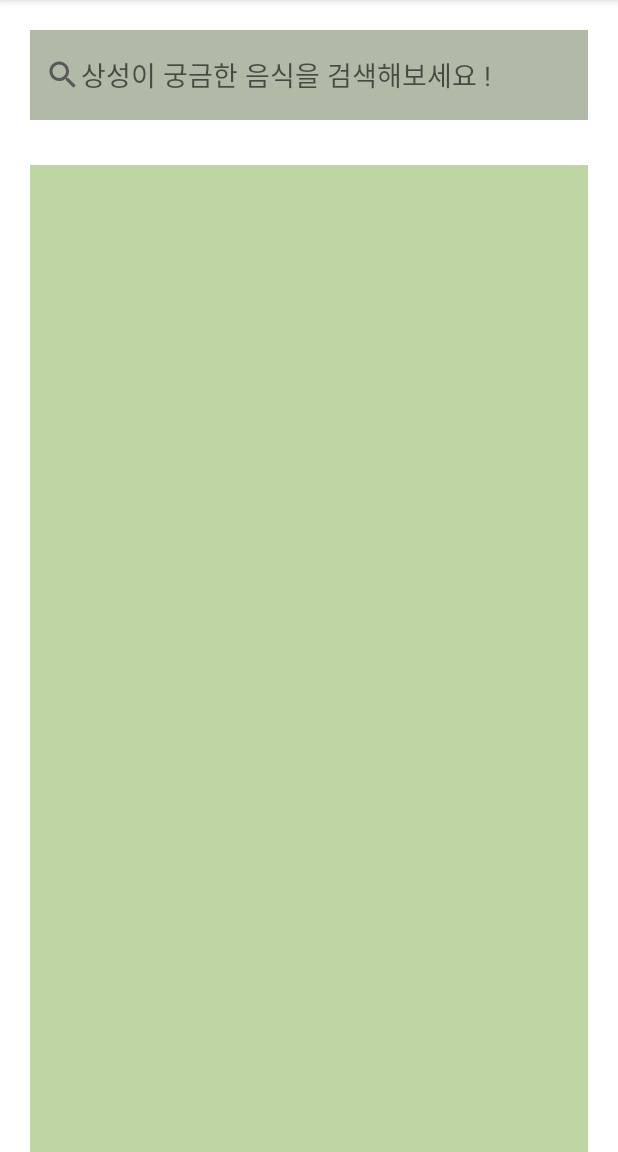
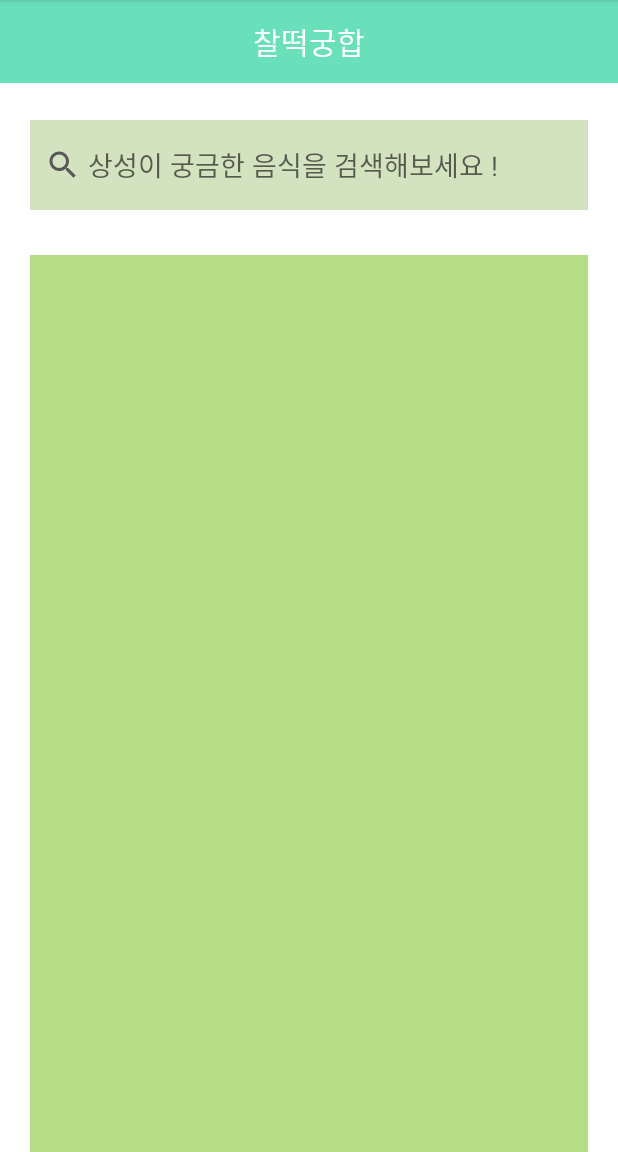
Before and after one commit to SMU-2021-1-SWProjects/LittleForest, an Android app: the screen it shows after launch (searchfood), on a phone screen of 412 x 824 dp, the part 84-1236 px from its top. Run offline under Robolectric (Android 15) with nearby library versions, the phone set to English and light mode, and no system bars; our stand-ins replace Firebase (no records; nobody signed in at launch, a user with empty details on screens opened directly).

Commit message:
HDH 업데이트

```diff
--- a/app/src/main/res/layout/activity_searchfood.xml
+++ b/app/src/main/res/layout/activity_searchfood.xml
@@ -5,28 +5,29 @@
     android:layout_height="match_parent"
     tools:context=".searchfood">
 
+    <include layout="@layout/toolbar"/>
+
     <AutoCompleteTextView
         android:id="@+id/txtsearch"
         android:layout_width="match_parent"
         android:layout_height="60dp"
         android:layout_marginStart="20dp"
-        android:layout_marginTop="20dp"
+        android:layout_marginTop="80dp"
         android:layout_marginEnd="20dp"
         android:layout_marginBottom="20dp"
-        android:background="#B1BAA6"
-        android:hint="상성이 궁금한 음식을 검색해보세요 !"
+        android:background="#D3E3C0"
         android:drawableLeft="@drawable/ic_baseline_search_24"
+        android:hint=" 상성이 궁금한 음식을 검색해보세요 !"
         android:padding="10dp"></AutoCompleteTextView>
 
     <ListView
         android:id="@+id/listData"
         android:layout_width="match_parent"
         android:layout_height="match_parent"
+        android:layout_below="@+id/txtsearch"
         android:layout_marginLeft="20dp"
+        android:layout_marginTop="10dp"
         android:layout_marginRight="20dp"
-        android:layout_marginTop="10dp"
-        android:background="#BED6A3"
-        android:layout_below="@+id/txtsearch"
-        ></ListView>
+        android:background="#B4DD86"></ListView>
 
 </RelativeLayout>
--- /dev/null
+++ b/app/src/main/res/layout/toolbar.xml
@@ -0,0 +1,46 @@
+<?xml version="1.0" encoding="utf-8"?>
+<!--툴바-->
+<!--액션바는 기기마다 지원이 다르지만 툴바는 모든 기기 공통-->
+
+<androidx.coordinatorlayout.widget.CoordinatorLayout xmlns:android="http://schemas.android.com/apk/res/android"
+    xmlns:app="http://schemas.android.com/apk/res-auto"
+    xmlns:tools="http://schemas.android.com/tools"
+    android:layout_width="match_parent"
+    android:layout_height="wrap_content"
+    tools:context=".MainActivity">
+
+    <RelativeLayout
+        android:id="@+id/toolLayout"
+        android:layout_width="match_parent"
+        android:layout_height="match_parent">
+
+        <View
+            android:id="@+id/view_toolbar"
+            android:layout_width="match_parent"
+            android:layout_height="2dp"
+            android:background="@android:color/white"
+            android:layout_below="@+id/toolbar"/>
+
+        <androidx.appcompat.widget.Toolbar
+            android:id="@+id/toolbar"
+            android:layout_width="match_parent"
+            android:layout_height="55dp"
+            android:background="@color/base"
+            app:contentInsetStart="0dp">
+
+            <TextView
+                android:id="@+id/txv_toolbar"
+                android:layout_width="match_parent"
+                android:layout_height="wrap_content"
+                android:fontFamily="@font/bmeuljiro10yearslater"
+                android:gravity="center"
+                android:text="찰떡궁합"
+                android:textColor="#FFFFFF"
+                android:textSize="20sp" />
+
+
+        </androidx.appcompat.widget.Toolbar>
+
+    </RelativeLayout>
+
+</androidx.coordinatorlayout.widget.CoordinatorLayout>
--- a/app/src/main/res/values/colors.xml
+++ b/app/src/main/res/values/colors.xml
@@ -7,4 +7,10 @@
     <color name="teal_700">#FF018786</color>
     <color name="black">#FF000000</color>
     <color name="white">#FFFFFFFF</color>
+
+    <color name="base">#9C0CCC8F</color>
+    <color name="background">#FFFFFFFF</color>
+
+
+
 </resources>
```
Also changed, not shown: app/src/main/java/com/example/littleforest/searchfood.java (+20 -9 lines), app/src/main/res/font/fontfile.xml (added, +9 -0 lines), 1 other file.
